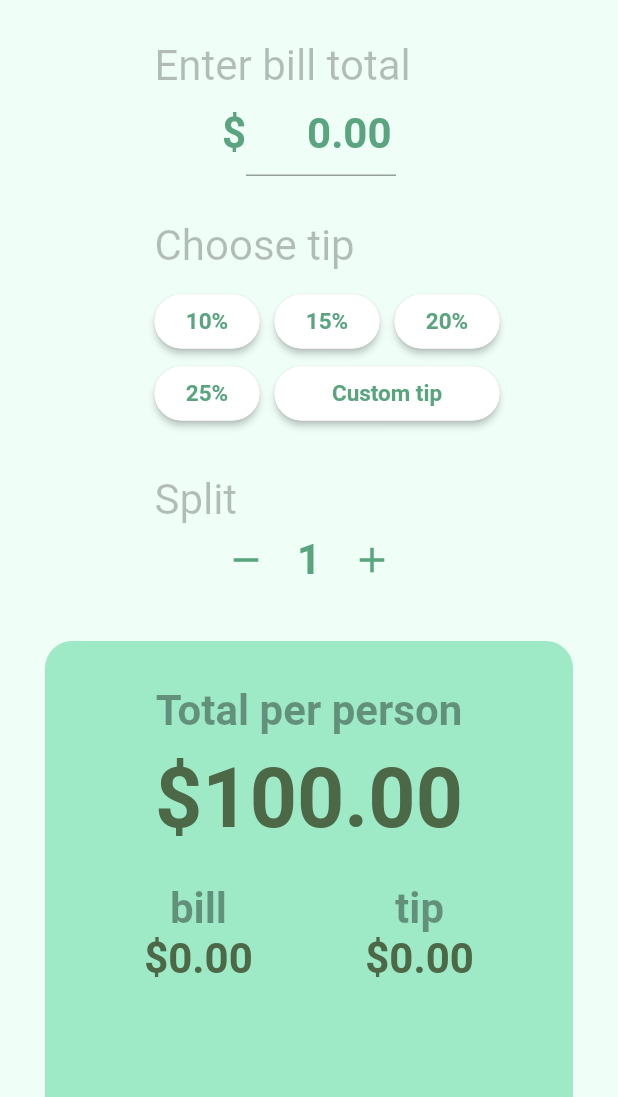
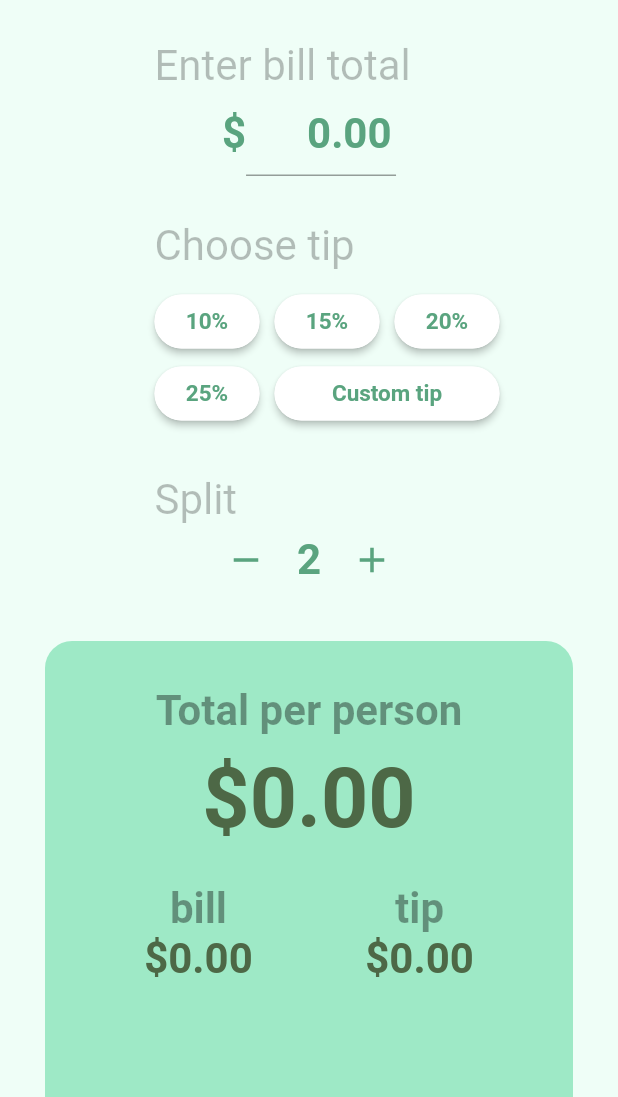
Before and after one commit to andrewjprice/flutter_gratuity, a Flutter app: the screen it shows after launch, after a tap on the "add" icon, on a phone screen of 412 x 824 dp, the part 139-1236 px from its top. Run offline on Flutter 3.47's test engine with Material 2 defaults, Android fonts, the phone set to English and light mode, and no system bars; our stand-ins replace flutter_masked_text, google_fonts; Roboto replaces fonts that are missing (Tajawal).

Commit message:
Calculate summary

```diff
--- a/lib/app_state.dart
+++ b/lib/app_state.dart
@@ -11,16 +11,27 @@ class AppState extends ChangeNotifier {
 
   void setTotal(double total) {
     _total = total;
+    calculate();
     notifyListeners();
   }
 
   void setTip(double tip) {
     _tip = tip;
+    calculate();
     notifyListeners();
   }
 
-  void setSplit(int split) {
-    _split = split;
+  void increaseSplit(int i) {
+    _split += i;
+    calculate();
+    notifyListeners();
+  }
+
+  void decreaseSplit(int i) {
+    if (_split - i > 0) {
+        _split -= i;
+    }
+    calculate();
     notifyListeners();
   }
 
@@ -30,4 +41,13 @@ class AppState extends ChangeNotifier {
   String get totalDisplay => _totalDisplay;
   String get billDisplay => _billDisplay;
   String get tipDisplay => _tipDisplay;
+
+  void calculate() {
+    var total = (_total + (_total * _tip)) / _split;
+    var tip = (_total / _split) * _tip;
+    var bill = total - tip;
+    _totalDisplay = '\$${total.toStringAsFixed(2)}';
+    _tipDisplay = '\$${tip.toStringAsFixed(2)}';
+    _billDisplay = '\$${bill.toStringAsFixed(2)}';
+  }
 }
--- a/lib/widgets/bill_total_field.dart
+++ b/lib/widgets/bill_total_field.dart
@@ -1,13 +1,20 @@
 import 'package:flutter/material.dart';
 import 'package:flutter_masked_text/flutter_masked_text.dart';
 import 'package:google_fonts/google_fonts.dart';
+import 'package:provider/provider.dart';
+import 'package:gratuity/app_state.dart';
 
 class BillTotalField extends StatelessWidget {
+  @override
+  Widget build(BuildContext context) {
     final _controller = new MoneyMaskedTextController(
         decimalSeparator: '.', thousandSeparator: ',');
 
-  @override
-  Widget build(BuildContext context) {
+    return Consumer<AppState>(builder: (context, provider, child) {
+      _controller.addListener(() {
+        provider.setTotal(_controller.numberValue);
+      });
+
       return Container(
         margin: EdgeInsets.symmetric(
             horizontal: MediaQuery.of(context).size.width * .25),
@@ -37,11 +44,13 @@ class BillTotalField extends StatelessWidget {
                           fontSize: 28.0,
                           fontWeight: FontWeight.bold,
                           color: Theme.of(context).accentColor),
-                      keyboardType: TextInputType.number)),
+                      keyboardType: TextInputType.number,
+                    )),
               ],
             )
           ],
         ),
       );
+    });
   }
 }
--- a/lib/widgets/split_field.dart
+++ b/lib/widgets/split_field.dart
@@ -1,9 +1,13 @@
 import 'package:flutter/material.dart';
 import 'package:google_fonts/google_fonts.dart';
+import 'package:provider/provider.dart';
+import 'package:gratuity/app_state.dart';
 
 class SplitField extends StatelessWidget {
   @override
   Widget build(BuildContext context) {
+    return Consumer<AppState>(
+      builder: (context, provider, child) {
         return Container(
           margin: EdgeInsets.symmetric(
               horizontal: MediaQuery.of(context).size.width * .25),
@@ -24,9 +28,9 @@ class SplitField extends StatelessWidget {
                         icon: Icon(Icons.remove),
                         iconSize: 28.0,
                         color: Theme.of(context).accentColor,
-                    onPressed: () {}),
+                        onPressed: () { provider.decreaseSplit(1); }),
                     SizedBox(width: 10.0),
-                Text('1',
+                    Text(provider.split.toString(),
                         style: GoogleFonts.tajawal(
                             fontSize: 28.0,
                             fontWeight: FontWeight.bold,
@@ -36,10 +40,12 @@ class SplitField extends StatelessWidget {
                         icon: Icon(Icons.add),
                         iconSize: 28.0,
                         color: Theme.of(context).accentColor,
-                    onPressed: () {}),
+                        onPressed: () { provider.increaseSplit(1); }),
                   ],
                 )
               ]),
         );
       }
+    );
   }
+}
--- a/lib/widgets/summary_container.dart
+++ b/lib/widgets/summary_container.dart
@@ -1,9 +1,13 @@
 import 'package:flutter/material.dart';
+import 'package:gratuity/app_state.dart';
 import 'package:gratuity/widgets/summary_field.dart';
+import 'package:provider/provider.dart';
 
 class SummaryContainer extends StatelessWidget {
   @override
   Widget build(BuildContext context) {
+    return Consumer<AppState>(
+      builder: (context, provider, child) {
         return Container(
             margin: EdgeInsets.symmetric(horizontal: 30.0),
             child: Column(
@@ -23,7 +27,7 @@ class SummaryContainer extends StatelessWidget {
                         SizedBox(height: 30.0),
                         SummaryField(label: 'Total per person', fontSize: 28.0, color: Colors.black38),
                         SizedBox(height: 10.0),
-                    SummaryField(label: '\$100.00', fontSize: 55.0, color: Color(0xFF4D6846)),
+                        SummaryField(label: provider.totalDisplay, fontSize: 55.0, color: Color(0xFF4D6846)),
                         SizedBox(height: 25.0),
                         Row(
                           mainAxisAlignment: MainAxisAlignment.center,
@@ -31,14 +35,14 @@ class SummaryContainer extends StatelessWidget {
                             Column(
                               children: <Widget>[
                                 SummaryField(label: 'bill', fontSize: 28.0, color: Colors.black38),
-                            SummaryField(label: '\$0.00', fontSize: 28.0, color: Color(0xFF4D6846))
+                                SummaryField(label: provider.billDisplay, fontSize: 28.0, color: Color(0xFF4D6846))
                               ],
                             ),
                             SizedBox(width: 75.0),
                             Column(
                               children: <Widget>[
                                 SummaryField(label: 'tip', fontSize: 28.0, color: Colors.black38),
-                            SummaryField(label: '\$0.00', fontSize: 28.0, color: Color(0xFF4D6846))
+                                SummaryField(label: provider.tipDisplay, fontSize: 28.0, color: Color(0xFF4D6846))
                               ],
                             )
                           ],
@@ -48,4 +52,6 @@ class SummaryContainer extends StatelessWidget {
               ],
             ));
       }
+    );
   }
+}
--- a/lib/widgets/tip_options.dart
+++ b/lib/widgets/tip_options.dart
@@ -1,10 +1,14 @@
 import 'package:flutter/material.dart';
 import 'package:google_fonts/google_fonts.dart';
 import 'package:gratuity/widgets/tip_button.dart';
+import 'package:provider/provider.dart';
+import 'package:gratuity/app_state.dart';
 
 class TipOptions extends StatelessWidget {
   @override
   Widget build(BuildContext context) {
+    return Consumer<AppState>(
+      builder: (context, provider, child) {
         return Container(
             margin: EdgeInsets.only(left: MediaQuery.of(context).size.width * .25),
             width: MediaQuery.of(context).size.width,
@@ -19,18 +23,20 @@ class TipOptions extends StatelessWidget {
                 SizedBox(height: 10.0),
                 Row(
                   children: <Widget>[
-                TipButton(label: '10%', onPressed: () {}, width: 80.0),
-                TipButton(label: '15%', onPressed: () {}, width: 80.0),
-                TipButton(label: '20%', onPressed: () {}, width: 80.0),
+                    TipButton(label: '10%', onPressed: () { provider.setTip(0.1); }, width: 80.0),
+                    TipButton(label: '15%', onPressed: () { provider.setTip(0.15); }, width: 80.0),
+                    TipButton(label: '20%', onPressed: () { provider.setTip(0.2); }, width: 80.0),
                   ],
                 ),
                 Row(
                   children: <Widget>[
-                TipButton(label: '25%', onPressed: () {}, width: 80.0),
-                TipButton(label: 'Custom tip', onPressed: () {}, width: 160.0),
+                    TipButton(label: '25%', onPressed: () { provider.setTip(0.25); }, width: 80.0),
+                    TipButton(label: 'Custom tip', onPressed: () { provider.setTip(0.0); }, width: 160.0),
                   ],
                 )
               ],
             ));
       }
+    );
   }
+}
```
Lines whose indentation alone changed are shown as unchanged.
